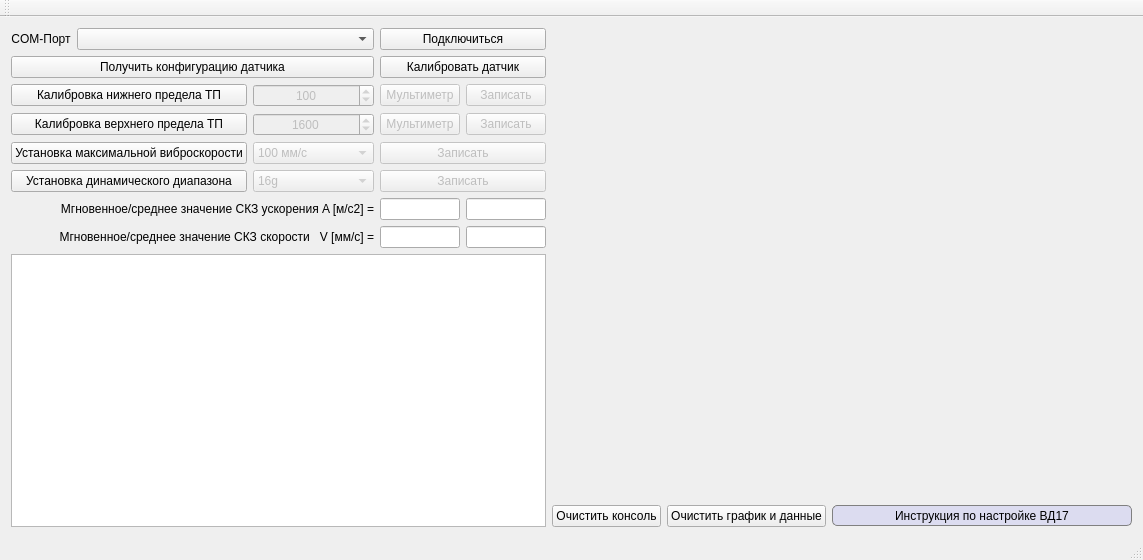
The window that mainwindow.ui (SeegmaEpsilon/VD17_GUI) describes before a commit, drawn with Qt 5.
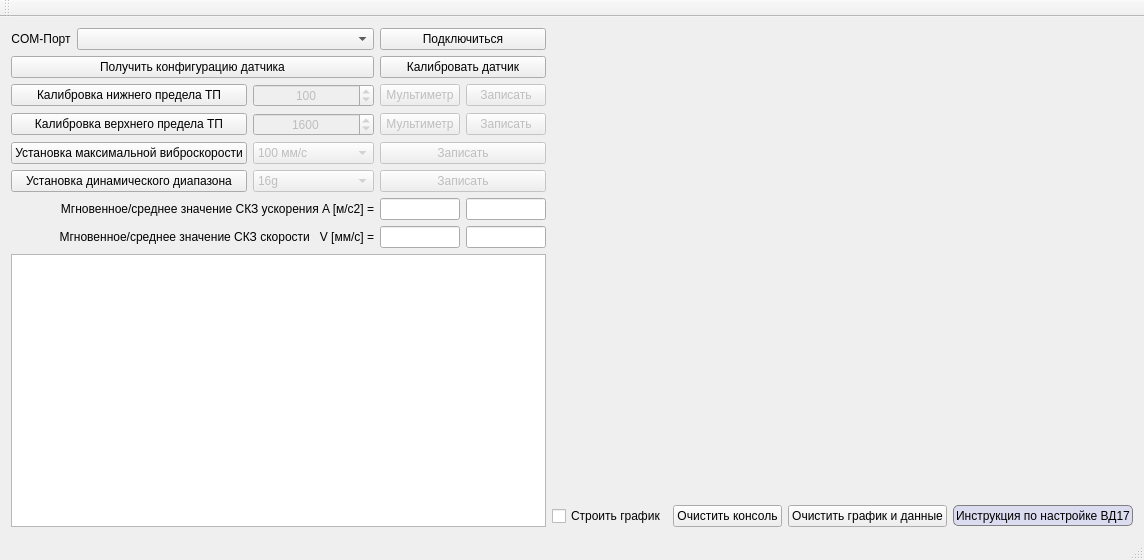
The same window after the commit. Custom widgets are drawn as their Qt base class.

Patch:
```diff
--- a/mainwindow.ui
+++ b/mainwindow.ui
@@ -6,7 +6,7 @@
    <rect>
     <x>0</x>
     <y>0</y>
-    <width>1085</width>
+    <width>1086</width>
     <height>560</height>
    </rect>
   </property>
@@ -105,7 +105,7 @@
       </property>
      </widget>
     </item>
-    <item row="9" column="6">
+    <item row="9" column="7">
      <widget class="QPushButton" name="pushButton_clear_canvas">
       <property name="sizePolicy">
        <sizepolicy hsizetype="Expanding" vsizetype="Fixed">
@@ -211,7 +211,7 @@
       </property>
      </widget>
     </item>
-    <item row="9" column="5">
+    <item row="9" column="6">
      <widget class="QPushButton" name="pushButton_clear_console">
       <property name="sizePolicy">
        <sizepolicy hsizetype="Expanding" vsizetype="Fixed">
@@ -508,11 +508,11 @@
     <item row="0" column="1" colspan="2">
      <widget class="QComboBox" name="comboBox_port"/>
     </item>
-    <item row="9" column="7">
+    <item row="9" column="8">
      <widget class="QPushButton" name="pushButton_manual">
       <property name="minimumSize">
        <size>
-        <width>300</width>
+        <width>180</width>
         <height>21</height>
        </size>
       </property>
@@ -534,7 +534,14 @@
       </property>
      </widget>
     </item>
-    <item row="0" column="5" rowspan="9" colspan="3">
+    <item row="9" column="5">
+     <widget class="QCheckBox" name="checkBox_need_plot">
+      <property name="text">
+       <string>Строить график</string>
+      </property>
+     </widget>
+    </item>
+    <item row="0" column="5" rowspan="9" colspan="4">
      <widget class="QCustomPlot" name="canvas" native="true">
       <property name="sizePolicy">
        <sizepolicy hsizetype="Expanding" vsizetype="Expanding">
```
Left out of the diff: 182 changed lines with no effect on the pictures.
